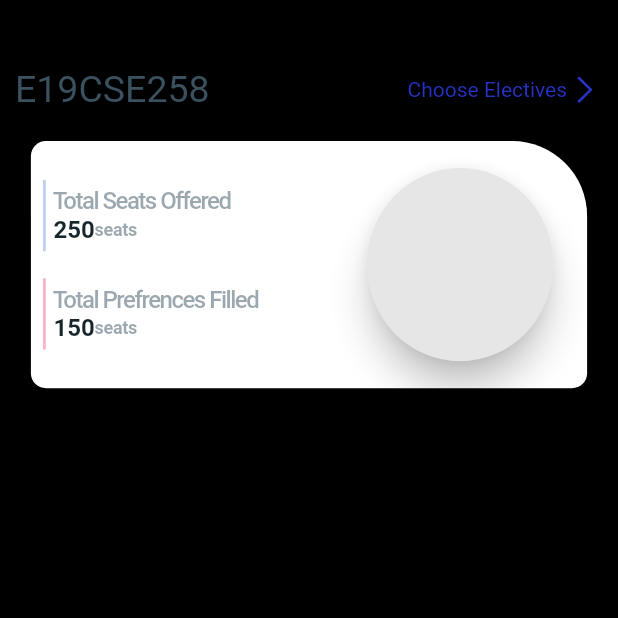
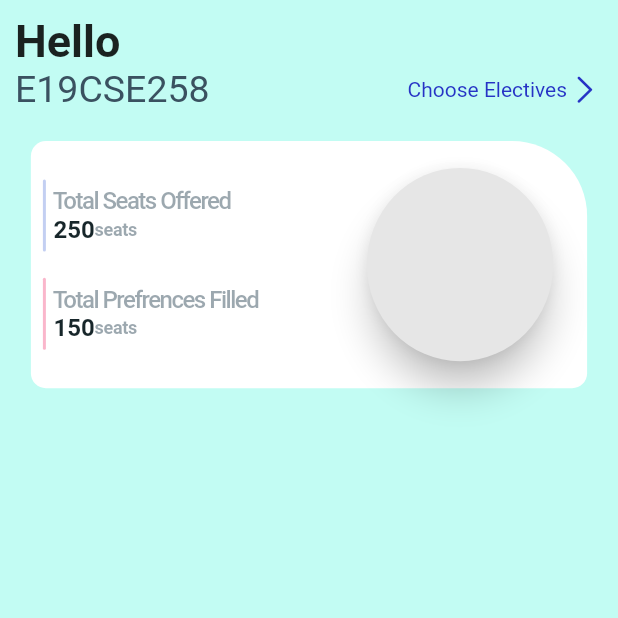
Before and after one commit to raghavguptaeng/Bennett, a Flutter app: the screen it shows after launch, on a phone screen of 412 x 824 dp, the top half of it. Run offline on Flutter 3.47's test engine with Material 2 defaults, Android fonts, the phone set to English and light mode, and no system bars; our stand-ins replace syncfusion_flutter_charts.

Commit message:
Color Changed

```diff
--- a/lib/colors.dart
+++ b/lib/colors.dart
@@ -2,7 +2,7 @@
 
 const Color nearlyWhite = Color(0xFFFAFAFA);
 const Color white = Color(0xFFFFFFFF);
-const Color background = Colors.black;
+const Color background = Color(0xFFC2FCF3);
 const Color nearlyDarkBlue = Color(0xFF2633C5);
 
 const Color nearlyBlue = Color(0xFF00B6F0);
```
